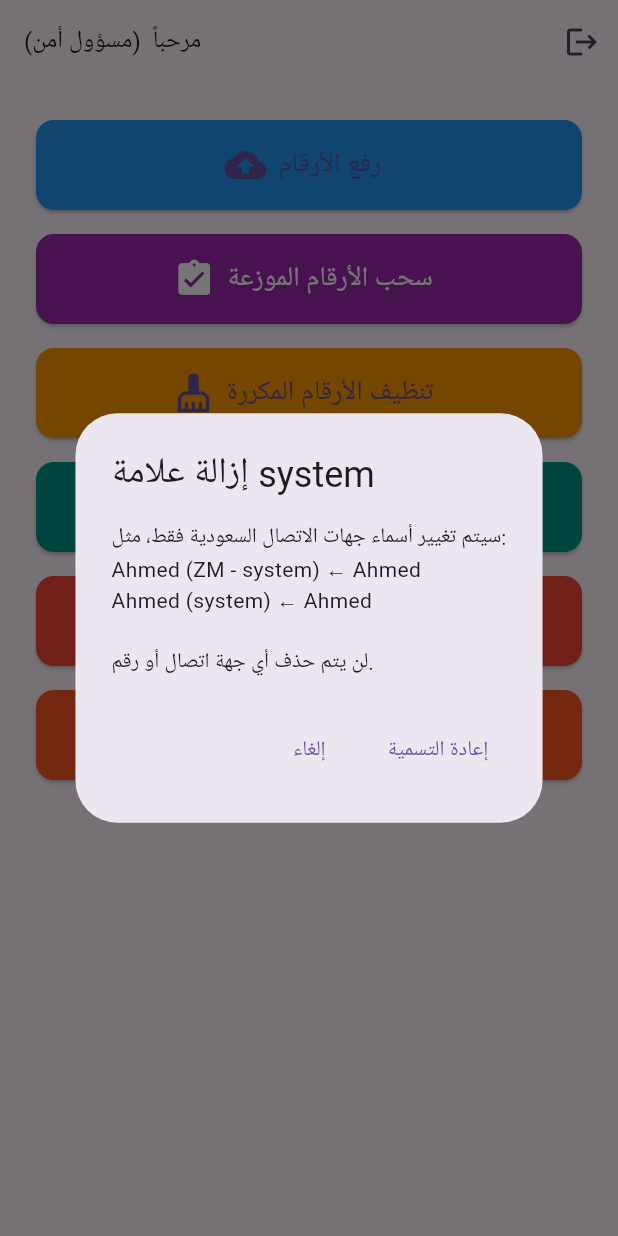
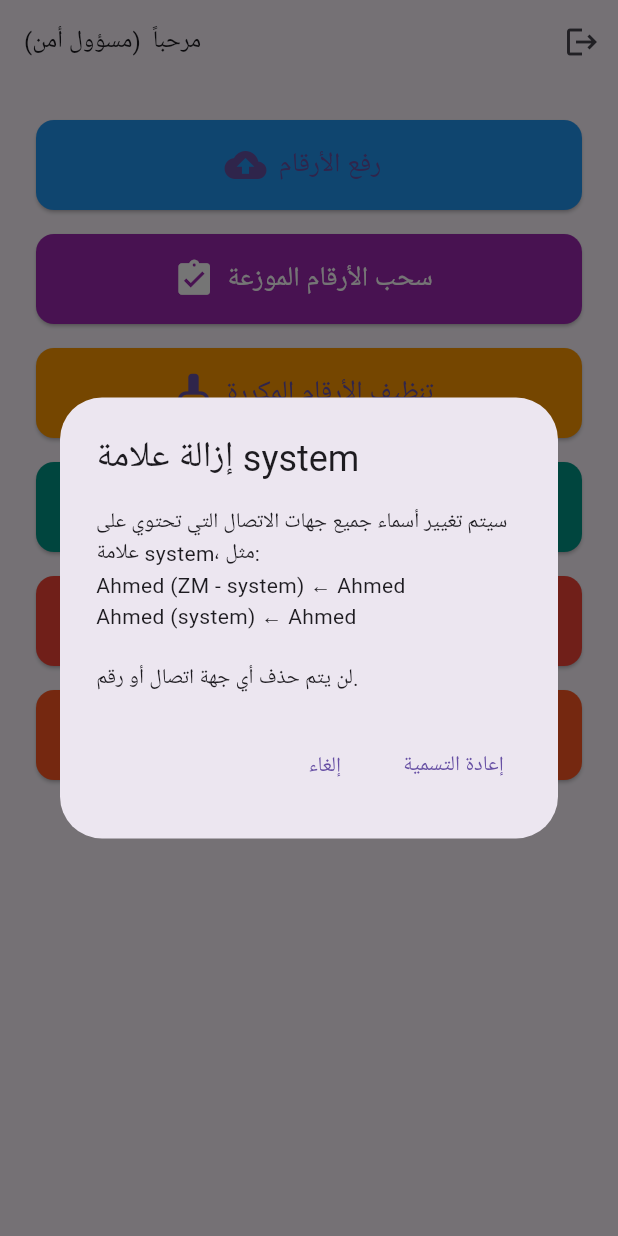
Before and after one commit to Tawheed3/etisalaty, a Flutter app: the SecurityScreen screen opened directly, after a tap on "إزالة (system) من الأسماء", on a phone screen of 412 x 824 dp. Run offline on Flutter 3.47's test engine with Material 3 defaults, Android fonts, the phone set to English and light mode, and no system bars; our stand-ins replace flutter_contacts, shared_preferences; accounts and stored records are empty.

Commit message:
fix(etisalaty): rename button now works on all contacts, not Saudi-only
The Saudi number guard was blocking rename for any contact without a
+966 number. Removed the check — rename applies to every contact
whose name contains a system suffix, regardless of phone number.

Co-Authored-By: Claude Sonnet 4.6 <noreply@anthropic.com>

```diff
--- a/lib/screens/security_screen.dart
+++ b/lib/screens/security_screen.dart
@@ -93,7 +93,7 @@ class _SecurityScreenState extends State<SecurityScreen> {
       builder: (context) => AlertDialog(
         title: const Text('إزالة علامة system'),
         content: const Text(
-          'سيتم تغيير أسماء جهات الاتصال السعودية فقط، مثل:\n'
+          'سيتم تغيير أسماء جميع جهات الاتصال التي تحتوي على علامة system، مثل:\n'
           'Ahmed (ZM - system) ← Ahmed\n'
           'Ahmed (system) ← Ahmed\n\n'
           'لن يتم حذف أي جهة اتصال أو رقم.',
@@ -129,8 +129,6 @@ class _SecurityScreenState extends State<SecurityScreen> {
       );
 
       for (final contact in contacts) {
-        if (!_hasSaudiMobileNumber(contact)) continue;
-
         final renamed = SaudiPhoneNumber.removeOwnershipSystemSuffix(
           contact.displayName,
         );
```
